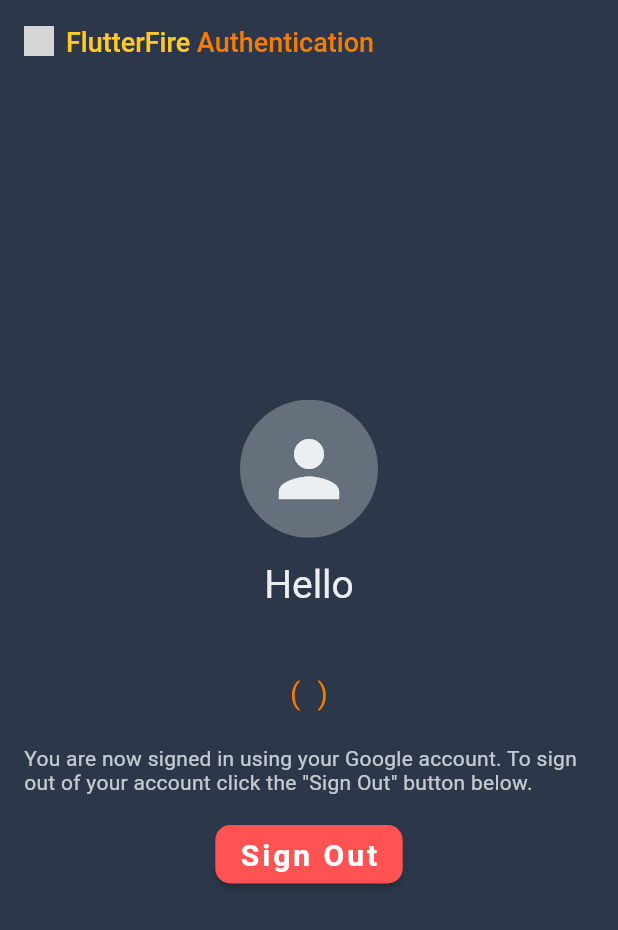
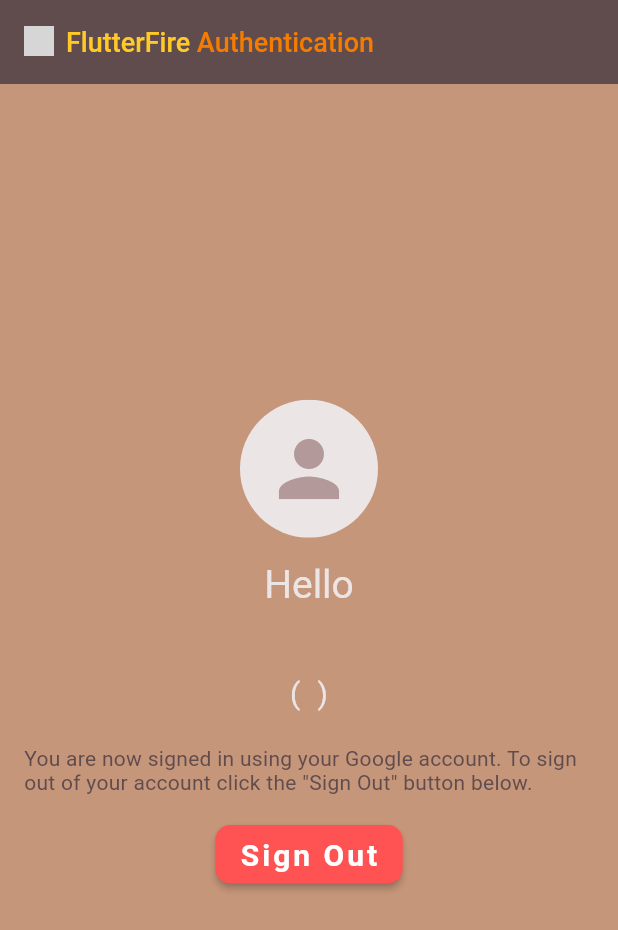
Before and after one commit to mariammahmoud18/CoffeeShop, a Flutter app: the UserInfoScreen screen opened directly with empty values, on a phone screen of 412 x 824 dp. Shown: the top 930 px of the screen. Run offline on Flutter 3.47's test engine with Material 2 defaults, Android fonts, the phone set to English and light mode, and no system bars; our stand-ins replace animated_splash_screen, firebase_auth, firebase_core, google_fonts, google_sign_in; missing offline and left inert: gender_picker; accounts and stored records are empty; grey boxes are pictures that could not be loaded.

Commit message:
Update user_info_screen.dart

```diff
--- a/lib/Screens/user_info_screen.dart
+++ b/lib/Screens/user_info_screen.dart
@@ -1,11 +1,12 @@
+import 'package:coffee_shop/Properities/Constants.dart';
+import 'package:coffee_shop/Screens/LoginScreen.dart';
 import 'package:firebase_auth/firebase_auth.dart';
 import 'package:flutter/material.dart';
-import 'package:coffee_shop/res/custom_colors.dart';
-import 'package:coffee_shop/screens/sign_in_screen.dart';
 import 'package:coffee_shop/utils/authentication.dart';
 import 'package:coffee_shop/widgets/app_bar_title.dart';
 
 class UserInfoScreen extends StatefulWidget {
+
   const UserInfoScreen({Key? key, required User user})
       : _user = user,
         super(key: key);
@@ -19,10 +20,9 @@ class UserInfoScreen extends StatefulWidget {
 class _UserInfoScreenState extends State<UserInfoScreen> {
   late User _user;
   bool _isSigningOut = false;
-
   Route _routeToSignInScreen() {
     return PageRouteBuilder(
-      pageBuilder: (context, animation, secondaryAnimation) => SignInScreen(),
+      pageBuilder: (context, animation, secondaryAnimation) => LoginScreen(),
       transitionsBuilder: (context, animation, secondaryAnimation, child) {
         var begin = Offset(-1.0, 0.0);
         var end = Offset.zero;
@@ -49,10 +49,10 @@ class _UserInfoScreenState extends State<UserInfoScreen> {
   @override
   Widget build(BuildContext context) {
     return Scaffold(
-      backgroundColor: CustomColors.firebaseNavy,
+      backgroundColor: nodeColor,
       appBar: AppBar(
         elevation: 0,
-        backgroundColor: CustomColors.firebaseNavy,
+        backgroundColor: darkNodeColor,
         title: AppBarTitle(),
       ),
       body: SafeArea(
@@ -69,7 +69,7 @@ class _UserInfoScreenState extends State<UserInfoScreen> {
               _user.photoURL != null
                   ? ClipOval(
                       child: Material(
-                        color: CustomColors.firebaseGrey.withOpacity(0.3),
+                        color: offWhiteColor,
                         child: Image.network(
                           _user.photoURL!,
                           fit: BoxFit.fitHeight,
@@ -78,13 +78,13 @@ class _UserInfoScreenState extends State<UserInfoScreen> {
                     )
                   : ClipOval(
                       child: Material(
-                        color: CustomColors.firebaseGrey.withOpacity(0.3),
+                        color: offWhiteColor,
                         child: Padding(
                           padding: const EdgeInsets.all(16.0),
                           child: Icon(
                             Icons.person,
                             size: 60,
-                            color: CustomColors.firebaseGrey,
+                            color: darkPink,
                           ),
                         ),
                       ),
@@ -93,7 +93,7 @@ class _UserInfoScreenState extends State<UserInfoScreen> {
               Text(
                 'Hello',
                 style: TextStyle(
-                  color: CustomColors.firebaseGrey,
+                  color: offWhiteColor,
                   fontSize: 26,
                 ),
               ),
@@ -101,7 +101,7 @@ class _UserInfoScreenState extends State<UserInfoScreen> {
               Text(
                 _user.displayName!,
                 style: TextStyle(
-                  color: CustomColors.firebaseYellow,
+                  color: offWhiteColor,
                   fontSize: 26,
                 ),
               ),
@@ -109,7 +109,7 @@ class _UserInfoScreenState extends State<UserInfoScreen> {
               Text(
                 '( ${_user.email!} )',
                 style: TextStyle(
-                  color: CustomColors.firebaseOrange,
+                  color: offWhiteColor,
                   fontSize: 20,
                   letterSpacing: 0.5,
                 ),
@@ -118,7 +118,7 @@ class _UserInfoScreenState extends State<UserInfoScreen> {
               Text(
                 'You are now signed in using your Google account. To sign out of your account click the "Sign Out" button below.',
                 style: TextStyle(
-                    color: CustomColors.firebaseGrey.withOpacity(0.8),
+                    color: darkNodeColor,
                     fontSize: 14,
                     letterSpacing: 0.2),
               ),
```
